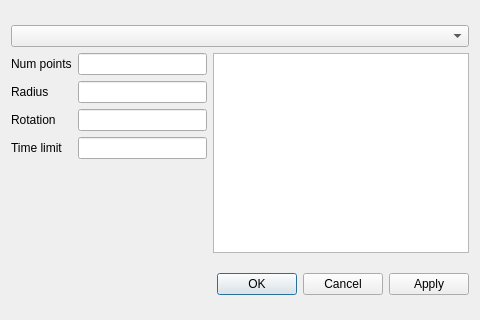
The window that dsvedit/magic_seal_editor.ui (LagoLunatic/DSVEdit) describes before a commit, drawn with Qt 5.
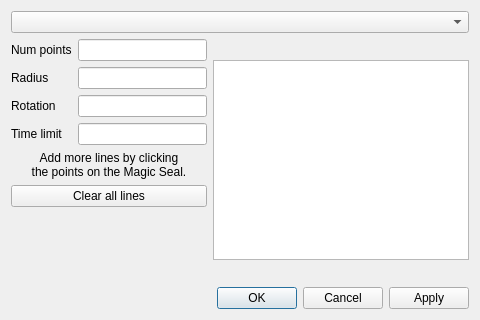
The same window after the commit.

Commit message: Magic seal editor: Allow editing lines

The edit to the form file:
```diff
--- a/dsvedit/magic_seal_editor.ui
+++ b/dsvedit/magic_seal_editor.ui
@@ -22,6 +22,8 @@
      <item>
       <layout class="QHBoxLayout" name="horizontalLayout">
        <item>
+        <layout class="QVBoxLayout" name="verticalLayout_3">
+         <item>
         <layout class="QFormLayout" name="formLayout">
          <property name="fieldGrowthPolicy">
           <enum>QFormLayout::AllNonFixedFieldsGrow</enum>
@@ -65,6 +67,39 @@
          </item>
          <item row="3" column="1">
           <widget class="QLineEdit" name="time_limit"/>
+           </item>
+          </layout>
+         </item>
+         <item>
+          <widget class="QLabel" name="label_5">
+           <property name="text">
+            <string>Add more lines by clicking
+the points on the Magic Seal.</string>
+           </property>
+           <property name="alignment">
+            <set>Qt::AlignCenter</set>
+           </property>
+          </widget>
+         </item>
+         <item>
+          <widget class="QPushButton" name="clear_all_lines">
+           <property name="text">
+            <string>Clear all lines</string>
+           </property>
+          </widget>
+         </item>
+         <item>
+          <spacer name="verticalSpacer">
+           <property name="orientation">
+            <enum>Qt::Vertical</enum>
+           </property>
+           <property name="sizeHint" stdset="0">
+            <size>
+             <width>20</width>
+             <height>40</height>
+            </size>
+           </property>
+          </spacer>
          </item>
         </layout>
        </item>
```
Lines whose indentation alone changed are shown as unchanged. The commit also changes 2 other files.
